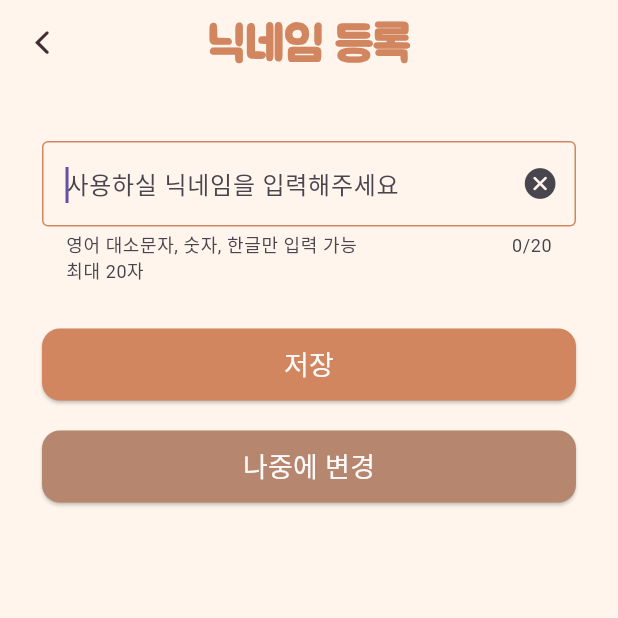
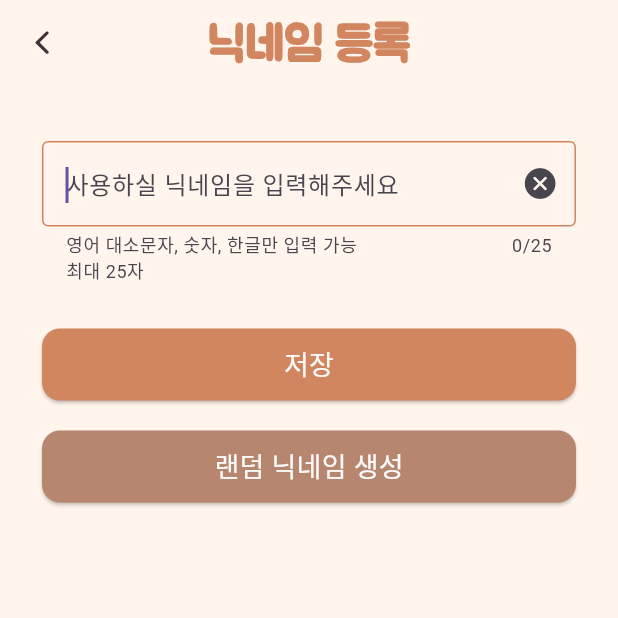
Before and after one commit to BreadPlace/BreadPlace_App, a Flutter app: the EditNicknameScreen screen opened by its route, on a phone screen of 412 x 824 dp, the top half of it. Run offline on Flutter 3.47's test engine with Material 3 defaults, Android fonts, the phone set to English and light mode, and no system bars; our stand-ins replace cached_network_image, cloud_firestore, dio, equatable, firebase_auth, firebase_core and 15 more; missing offline and left inert: google_maps_flutter_platform_interface, kakao_flutter_sdk_user; accounts and stored records are empty; generated files the repository leaves out were written again; Roboto replaces fonts that are missing (pretendardSemiBold).

Commit message:
refactor: 버튼명 변경, 닉네임 최대 20 -> 25자로 변경

```diff
--- a/lib/ui/login/view/edit_nickname_screen.dart
+++ b/lib/ui/login/view/edit_nickname_screen.dart
@@ -1,4 +1,7 @@
+import 'package:bread_place/config/routing/routes.dart';
 import 'package:bread_place/ui/common_widgets/secondary_button.dart';
+import 'package:bread_place/ui/login/bloc/login_state.dart';
+import 'package:bread_place/utils/generate_timestamp_nickname.dart';
 import 'package:flutter/cupertino.dart';
 import 'package:flutter/material.dart';
 
@@ -41,6 +44,10 @@ class _EditNicknameScreenState extends State<EditNicknameScreen> {
     }
   }
 
+  void _getRandomNickname() {
+    _controller.text = generateTimestampNickname();
+  }
+
   void _clearTextController() {
     _controller.clear();
   }
@@ -63,6 +70,7 @@ class _EditNicknameScreenState extends State<EditNicknameScreen> {
   @override
   Widget build(BuildContext context) {
     return Material(
+      color: AppColors.background,
       child: SafeArea(
         child: Scaffold(
           backgroundColor: AppColors.background,
@@ -94,10 +102,9 @@ class _EditNicknameScreenState extends State<EditNicknameScreen> {
                 SizedBox(height: 20),
 
                 SecondaryButton(
-                  text: '나중에 변경',
+                  text: '랜덤 닉네임 생성',
                   onPressed: () {
-                    _clearTextController();
-                    _saveNickname();
+                    _getRandomNickname();
                   },
                 ),
               ],
@@ -109,19 +116,21 @@ class _EditNicknameScreenState extends State<EditNicknameScreen> {
   }
 
   Widget _inputTextField() {
+    int maxLength = 25;
+
     return TextField(
       // 기본 밑줄 제거
       style: TextStyle(decorationThickness: 0),
       autofocus: true,
       controller: _controller,
-      maxLength: 20,
+      maxLength: maxLength,
       inputFormatters: [
         FilteringTextInputFormatter.allow(
           RegExp(r'[a-zA-Z0-9ㄱ-ㅎㅏ-ㅣ가-힣]'), // 영어 대소문자, 숫자, 한글만 허용
         ),
       ],
       decoration: InputDecoration(
-        helperText: '영어 대소문자, 숫자, 한글만 입력 가능\n최대 20자',
+        helperText: '영어 대소문자, 숫자, 한글만 입력 가능\n최대 $maxLength자',
         focusedBorder: OutlineInputBorder(
           borderSide: BorderSide(color: AppColors.primary),
         ),
```
